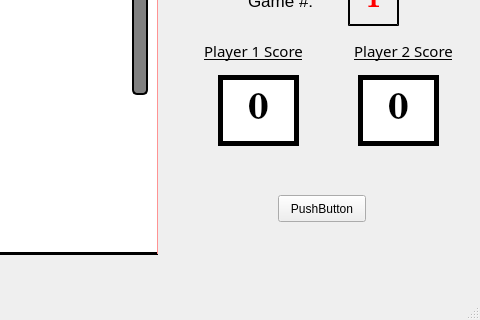
The window that mainwindow.ui (DavidLengel/SuperPong) describes before a commit, drawn with Qt 5; both pictures show x 552 to 1032 and y 224 to 544 of the 1032 by 544 pixel window.
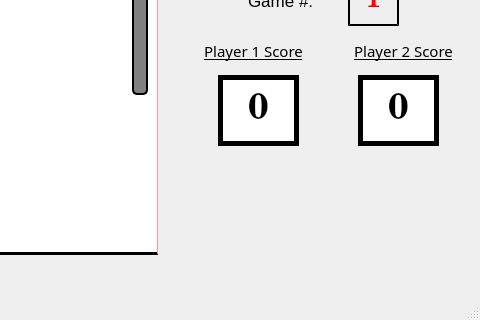
The same window after the commit. Icons and pictures are not drawn.

Commit message: Remove button

Diff of the .ui file:
```diff
--- a/mainwindow.ui
+++ b/mainwindow.ui
@@ -3555,19 +3555,6 @@
      <set>Qt::AlignCenter</set>
     </property>
    </widget>
-   <widget class="QPushButton" name="pushButton">
-    <property name="geometry">
-     <rect>
-      <x>830</x>
-      <y>400</y>
-      <width>88</width>
-      <height>27</height>
-     </rect>
-    </property>
-    <property name="text">
-     <string>PushButton</string>
-    </property>
-   </widget>
    <widget class="QLabel" name="powerupChargeLabel">
     <property name="geometry">
      <rect>
```
Left out of the diff: 1 changed line with no effect on the pictures.
